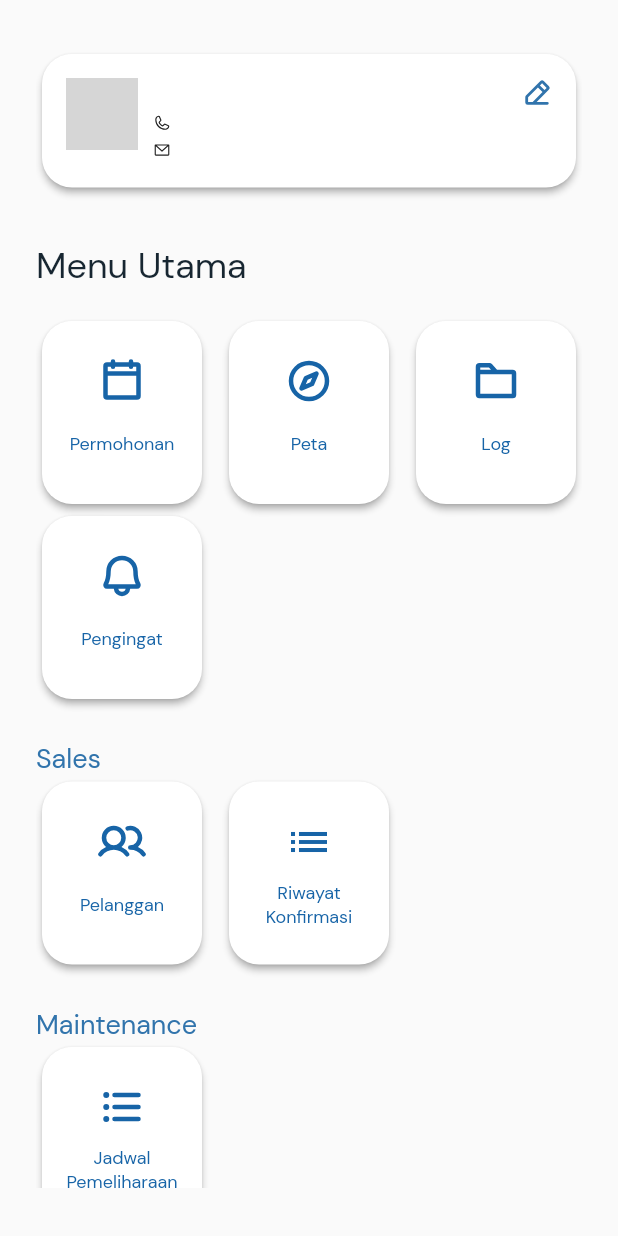
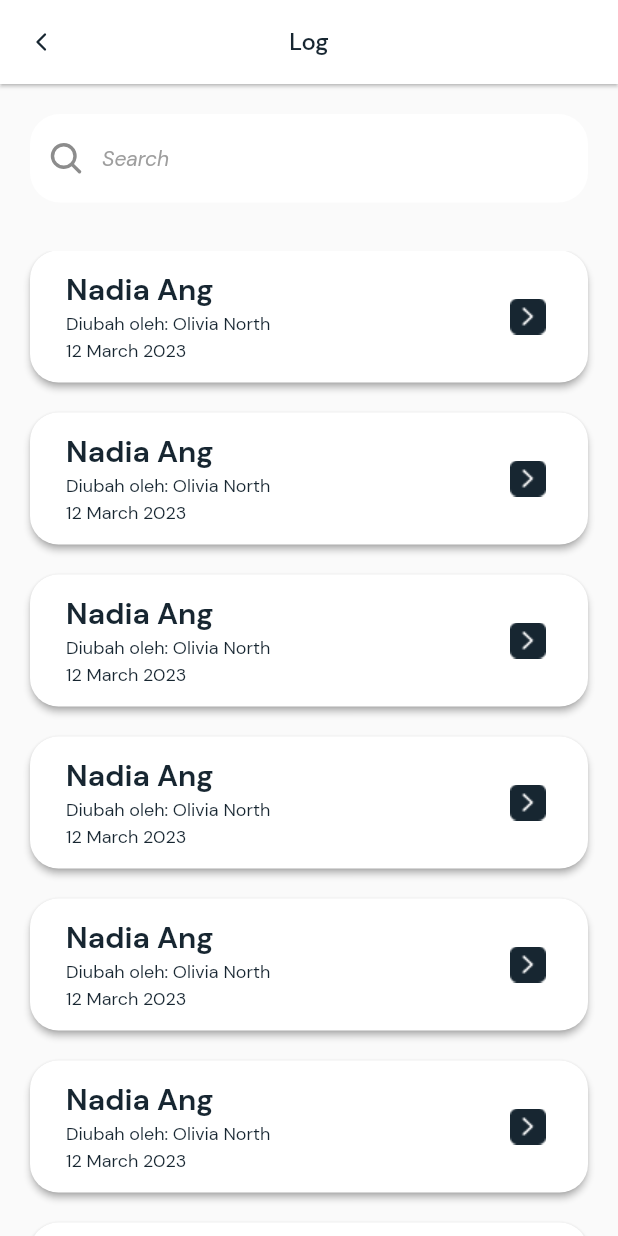
Before and after one commit to melianapang/maintenance-sales-lift-app, a Flutter app: the HomeView screen opened by its route, after a tap on "Log", on a phone screen of 412 x 824 dp. Run offline on Flutter 3.47's test engine with Material 2 defaults, Android fonts, the phone set to English and light mode, and no system bars; our stand-ins replace dio, phosphor_flutter; missing offline and left inert: dart:ffi; network calls fail; grey boxes are pictures that could not be loaded.

Commit message:
feat: detail and list lov views

```diff
--- a/lib/router.dart
+++ b/lib/router.dart
@@ -5,6 +5,8 @@ import 'package:rejo_jaya_sakti_apps/core/models/role_model.dart';
 import 'package:rejo_jaya_sakti_apps/ui/views/approval/detail_approval_view.dart';
 import 'package:rejo_jaya_sakti_apps/ui/views/approval/list_approval_view.dart';
 import 'package:rejo_jaya_sakti_apps/ui/views/home_view.dart';
+import 'package:rejo_jaya_sakti_apps/ui/views/log/detail_log_view.dart';
+import 'package:rejo_jaya_sakti_apps/ui/views/log/list_log_view.dart';
 import 'package:rejo_jaya_sakti_apps/ui/views/login_view.dart';
 import 'package:rejo_jaya_sakti_apps/ui/views/manage_account/change_password_view.dart';
 import 'package:rejo_jaya_sakti_apps/ui/views/manage_account/edit_profile_view.dart';
@@ -81,6 +83,14 @@ class AppRouter {
         return buildRoute(
           builder: (_) => const DetailApprovalView(),
         );
+      case Routes.listLog:
+        return buildRoute(
+          builder: (_) => const ListLogView(),
+        );
+      case Routes.detailLog:
+        return buildRoute(
+          builder: (_) => const DetailLogView(),
+        );
     }
   }
 }
--- /dev/null
+++ b/lib/ui/views/log/list_log_view.dart
@@ -0,0 +1,63 @@
+import 'package:flutter/material.dart';
+import 'package:rejo_jaya_sakti_apps/core/app_constants/colors.dart';
+import 'package:rejo_jaya_sakti_apps/core/app_constants/routes.dart';
+import 'package:rejo_jaya_sakti_apps/ui/shared/app_bars.dart';
+import 'package:rejo_jaya_sakti_apps/ui/shared/search_bars.dart';
+import 'package:rejo_jaya_sakti_apps/ui/shared/spacings.dart';
+import 'package:rejo_jaya_sakti_apps/ui/widgets/cards.dart';
+
+class ListLogView extends StatefulWidget {
+  const ListLogView({super.key});
+
+  @override
+  State<ListLogView> createState() => _ListLogViewState();
+}
+
+class _ListLogViewState extends State<ListLogView> {
+  final TextEditingController searchController = TextEditingController();
+
+  @override
+  Widget build(BuildContext context) {
+    return Scaffold(
+      appBar: buildDefaultAppBar(
+        context,
+        title: "Log",
+        isBackEnabled: true,
+      ),
+      body: Column(
+        children: [
+          buildSearchBar(
+            context,
+            controller: searchController,
+            isFilterShown: false,
+            onTap: () {},
+          ),
+          Spacings.vert(12),
+          Expanded(
+            child: ListView.separated(
+                shrinkWrap: true,
+                itemCount: 10,
+                separatorBuilder: (context, index) => const Divider(
+                      color: MyColors.transparent,
+                      height: 20,
+                    ),
+                itemBuilder: (BuildContext context, int index) {
+                  return CustomCardWidget(
+                    cardType: CardType.list,
+                    title: "Nadia Ang",
+                    description: "Diubah oleh: Olivia North",
+                    description2: "12 March 2023",
+                    titleSize: 20,
+                    descSize: 16,
+                    desc2Size: 12,
+                    onTap: () {
+                      Navigator.pushNamed(context, Routes.detailLog);
+                    },
+                  );
+                }),
+          ),
+        ],
+      ),
+    );
+  }
+}
```
Also changed, not shown: lib/ui/views/log/detail_log_view.dart (added, +91 -0 lines).
